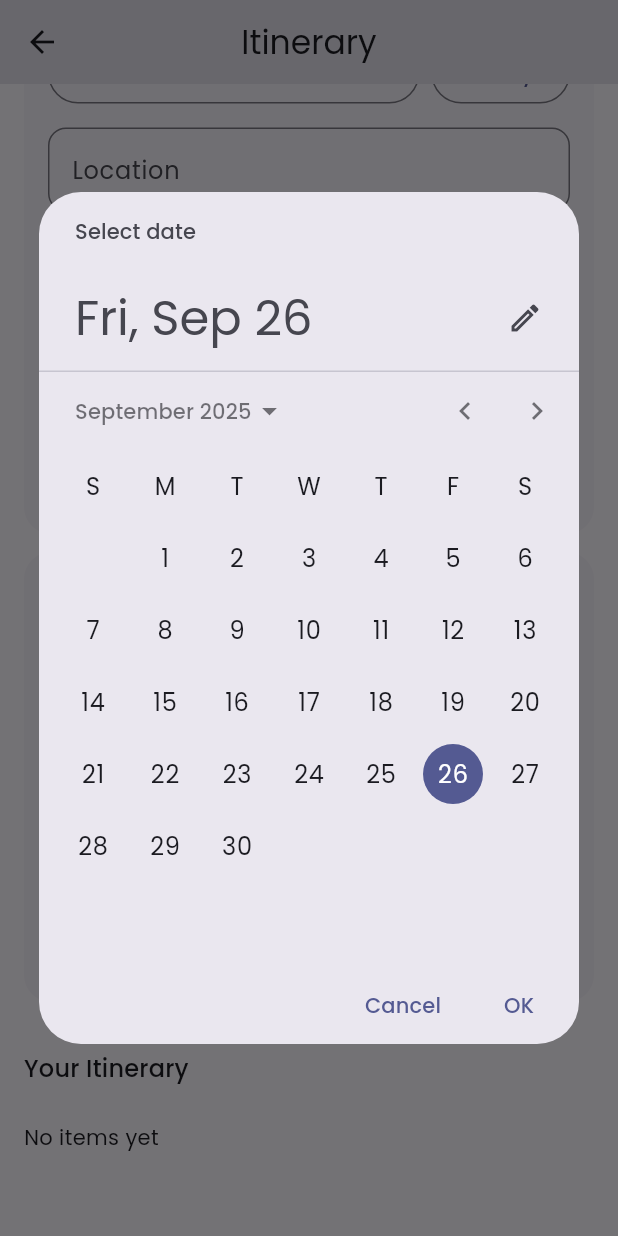
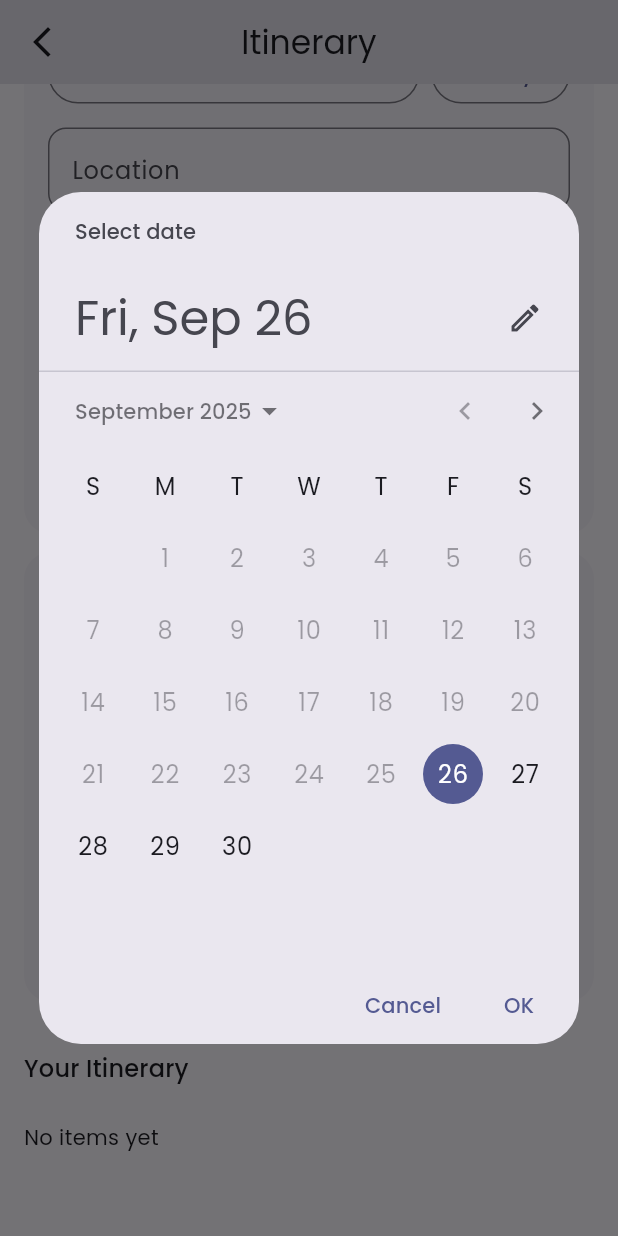
Before and after one commit to RAY-Cold/V2.0, a Flutter app: the ItineraryPage screen opened by its route, scrolled down 167 dp, after a tap on "Select date", on a phone screen of 412 x 824 dp. Run offline on Flutter 3.47's test engine with Material 3 defaults, Android fonts, the phone set to English and light mode, and no system bars; our stand-ins replace file_picker, flutter_dotenv, flutter_map, geolocator, google_fonts, latlong2 and 1 more; missing offline and left inert: flutter_map_heatmap, postgrest; accounts and stored records are empty.

Commit message:
Itinerary_v2

```diff
--- a/lib/src/pages/itinerary_page.dart
+++ b/lib/src/pages/itinerary_page.dart
@@ -1,7 +1,7 @@
-import 'dart:convert';
 import 'package:flutter/material.dart';
 import 'package:supabase_flutter/supabase_flutter.dart';
 
+import '../home/home_page.dart'; // back target
 import '../features/itinerary/data/itinerary_dto.dart';
 import '../services/itinerary_service.dart';
 
@@ -100,12 +100,20 @@ class _ItineraryPageState extends State<ItineraryPage> {
   // ------------------- ADD FORM -------------------
   Future<void> _pickDate() async {
     final now = DateTime.now();
+    final today = DateTime(now.year, now.month, now.day);
+    final initial = (_date != null && !_isBeforeDay(_date!, today)) ? _date! : today;
+
     final picked = await showDatePicker(
       context: context,
-      initialDate: _date ?? now,
-      firstDate: DateTime(now.year - 2),
-      lastDate: DateTime(now.year + 5),
+      initialDate: initial,
+      firstDate: today, // 🚫 no past dates
+      lastDate: DateTime(today.year + 5),
+      selectableDayPredicate: (d) {
+        final day = DateTime(d.year, d.month, d.day);
+        return !_isBeforeDay(day, today); // disable past cells
+      },
     );
+
     if (picked != null) setState(() => _date = picked);
   }
 
@@ -116,9 +124,22 @@ class _ItineraryPageState extends State<ItineraryPage> {
 
   Future<void> _submit() async {
     if (!_formKey.currentState!.validate()) return;
+
+    // Guard: chosen date must be today or future
+    final now = DateTime.now();
+    final today = DateTime(now.year, now.month, now.day);
+    final chosen = _date ?? today;
+    final chosenDay = DateTime(chosen.year, chosen.month, chosen.day);
+    if (_isBeforeDay(chosenDay, today)) {
+      ScaffoldMessenger.of(context).showSnackBar(
+        const SnackBar(content: Text('Please pick today or a future date')),
+      );
+      return;
+    }
+
     setState(() => _saving = true);
     try {
-      final d = _date ?? DateTime.now();
+      final d = chosenDay;
       final created = await _service.create(
         title: _title.text.trim(),
         location: _location.text.trim().isEmpty ? null : _location.text.trim(),
@@ -176,11 +197,13 @@ class _ItineraryPageState extends State<ItineraryPage> {
 
   Future<void> _pickFrom() async {
     final now = DateTime.now();
+    final today = DateTime(now.year, now.month, now.day);
     final picked = await showDatePicker(
       context: context,
-      initialDate: _from ?? now,
-      firstDate: DateTime(now.year - 2),
-      lastDate: DateTime(now.year + 5),
+      initialDate: _from != null && !_isBeforeDay(_from!, today) ? _from! : today,
+      firstDate: today, // filter "from" also not in the past (optional)
+      lastDate: DateTime(today.year + 5),
+      selectableDayPredicate: (d) => !_isBeforeDay(DateTime(d.year, d.month, d.day), today),
     );
     if (picked != null) {
       setState(() => _from = picked);
@@ -189,12 +212,16 @@ class _ItineraryPageState extends State<ItineraryPage> {
   }
 
   Future<void> _pickTo() async {
-    final base = _from ?? DateTime.now();
+    final now = DateTime.now();
+    final today = DateTime(now.year, now.month, now.day);
+    final base = _from != null && !_isBeforeDay(_from!, today) ? _from! : today;
+
     final picked = await showDatePicker(
       context: context,
-      initialDate: _to ?? base,
-      firstDate: DateTime(base.year - 1),
+      initialDate: _to != null && !_isBeforeDay(_to!, base) ? _to! : base,
+      firstDate: base, // "to" can't be before "from"
       lastDate: DateTime(base.year + 5),
+      selectableDayPredicate: (d) => !_isBeforeDay(DateTime(d.year, d.month, d.day), base),
     );
     if (picked != null) {
       setState(() => _to = picked);
@@ -312,7 +339,7 @@ class _ItineraryPageState extends State<ItineraryPage> {
               ),
             ),
             const SizedBox(height: 6),
-            const Text('Tip: Date is optional; you can still sort and export later.',
+            const Text('Tip: Past dates are disabled. Pick today or a future date.',
                 style: TextStyle(fontSize: 12, color: Colors.black54)),
           ]),
         ),
@@ -379,11 +406,26 @@ class _ItineraryPageState extends State<ItineraryPage> {
         : Column(children: [addCard, const SizedBox(height: 12), filtersCard]);
 
     return Scaffold(
-      appBar: AppBar(title: const Text('Itinerary')),
+      appBar: AppBar(
+        title: const Text('Itinerary'),
+        leading: IconButton(
+          icon: const Icon(Icons.arrow_back_ios_new),
+          tooltip: 'Back to Home',
+          onPressed: () {
+            if (Navigator.of(context).canPop()) {
+              Navigator.of(context).pop();
+            } else {
+              Navigator.of(context).pushReplacement(
+                MaterialPageRoute(builder: (_) => const HomePage()),
+              );
+            }
+          },
+        ),
+      ),
       body: RefreshIndicator(
         onRefresh: _refresh,
         child: CustomScrollView(
-          physics: const AlwaysScrollableScrollPhysics(), // <-- ensures scroll
+          physics: const AlwaysScrollableScrollPhysics(),
           slivers: [
             SliverToBoxAdapter(child: Padding(padding: const EdgeInsets.all(16), child: headerRow)),
             const SliverToBoxAdapter(child: SizedBox(height: 16)),
@@ -493,9 +535,14 @@ class _ItineraryPageState extends State<ItineraryPage> {
   }
 
   // ------------------- UTIL -------------------
-  String _fmtDate(DateTime d) => '${d.day.toString().padLeft(2, '0')}/'
-      '${d.month.toString().padLeft(2, '0')}/'
-      '${d.year}';
+  bool _isBeforeDay(DateTime a, DateTime b) {
+    final ad = DateTime(a.year, a.month, a.day);
+    final bd = DateTime(b.year, b.month, b.day);
+    return ad.isBefore(bd);
+  }
+
+  String _fmtDate(DateTime d) =>
+      '${d.day.toString().padLeft(2, '0')}/${d.month.toString().padLeft(2, '0')}/${d.year}';
 
   String _two(int v) => v < 10 ? '0$v' : '$v';
   String _fmtDateICS(DateTime d) => '${d.year}${_two(d.month)}${_two(d.day)}';
```
